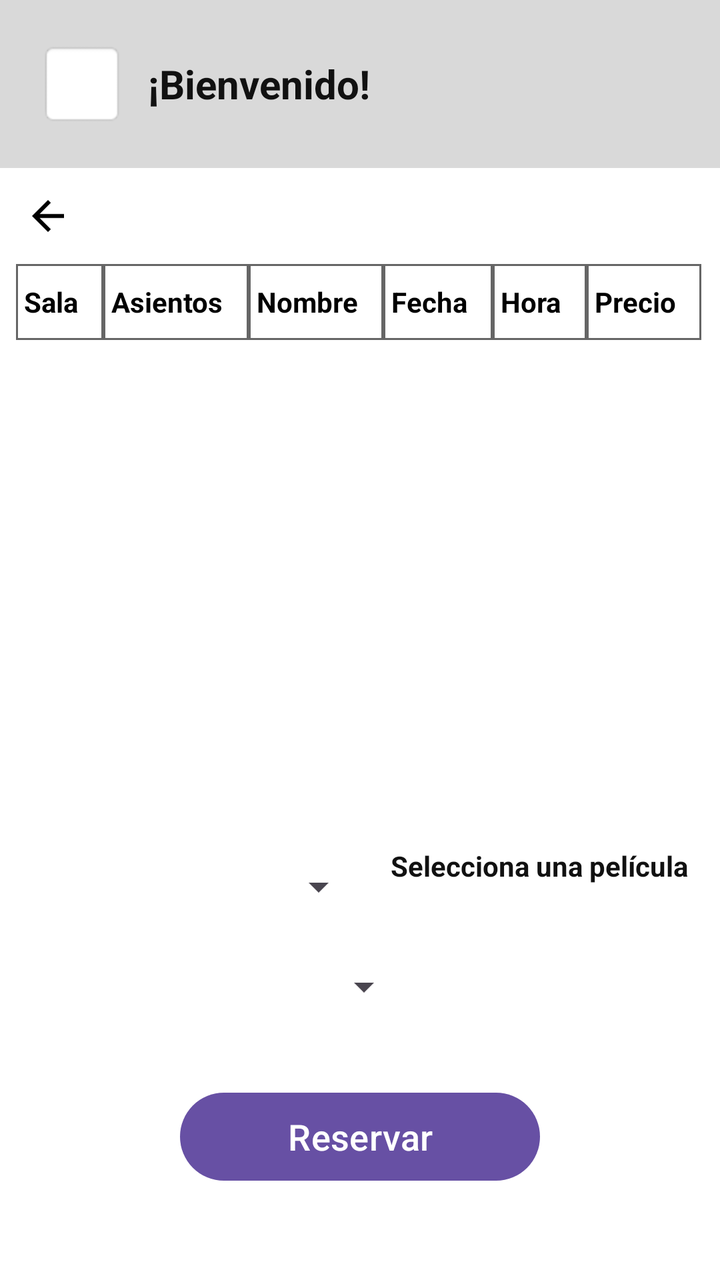
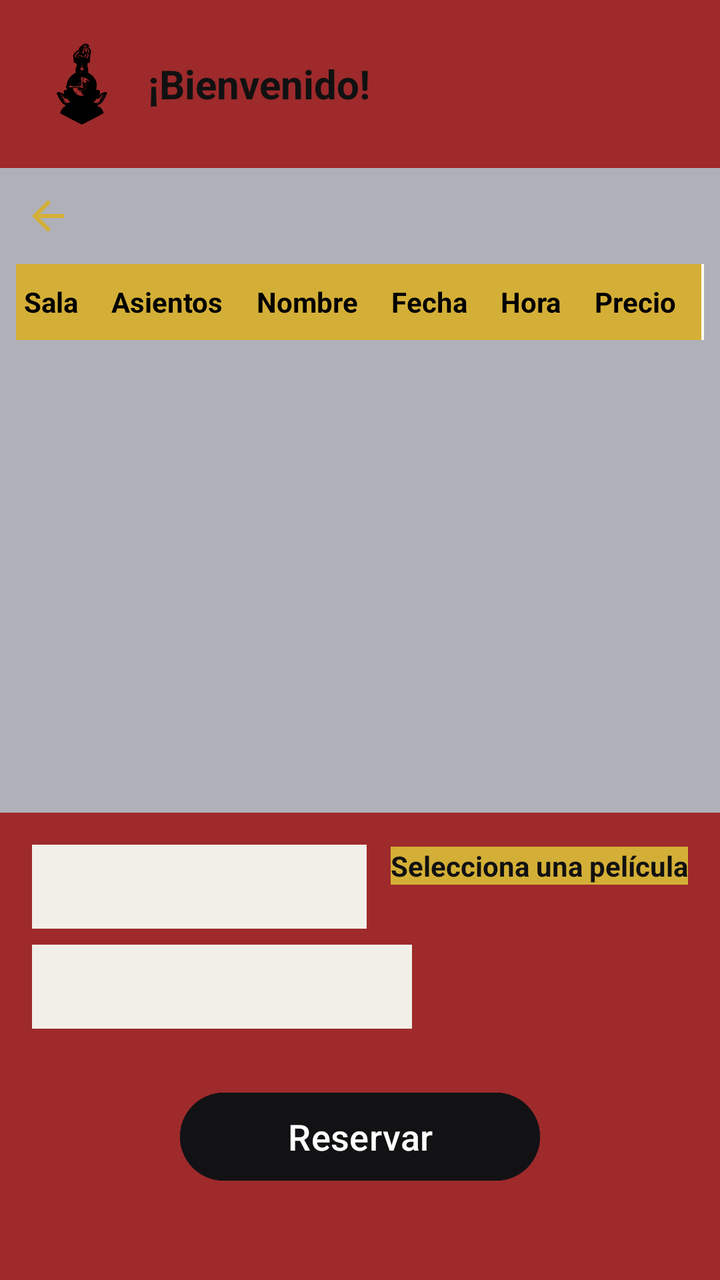

The first picture is an Android layout as it rendered before a commit; the second is the same layout after the commit. The layout source and the unified diff follow.
<!-- AndroidManifest.xml: application theme Theme.ProyectoFinal -->
<!-- res/layout/activity_interfaz_usuario.xml -->
<?xml version="1.0" encoding="utf-8"?>
<LinearLayout xmlns:android="http://schemas.android.com/apk/res/android"
    android:id="@+id/main"
    android:layout_width="match_parent"
    android:layout_height="match_parent"
    android:background="#FFFFFF"
    android:orientation="vertical">

    
    <LinearLayout
        android:layout_width="match_parent"
        android:layout_height="84dp"
        android:background="#D9D9D9"
        android:gravity="center_vertical"
        android:orientation="horizontal"
        android:paddingStart="20dp"
        android:paddingEnd="16dp">

        <TextView
            android:layout_width="42dp"
            android:layout_height="42dp"
            android:background="@android:drawable/editbox_background"
            android:gravity="center"
            android:text=" "
            android:textColor="#333333"
            android:textSize="28sp" />

        <TextView
            android:id="@+id/tvBienvenida"
            android:layout_width="wrap_content"
            android:layout_height="wrap_content"
            android:layout_marginStart="12dp"
            android:text="¡Bienvenido!"
            android:textColor="#111111"
            android:textSize="20sp"
            android:textStyle="bold" />
    </LinearLayout>

    <ImageButton
        android:id="@+id/btnVolver"
        android:layout_width="48dp"
        android:layout_height="48dp"
        android:background="?attr/selectableItemBackgroundBorderless"
        android:contentDescription="Cerrar sesión"
        android:scaleType="centerInside"
        android:src="@drawable/ic_arrow_back" />

    
    <HorizontalScrollView
        android:layout_width="match_parent"
        android:layout_height="0dp"
        android:layout_marginHorizontal="8dp"
        android:layout_weight="1"
        android:fillViewport="true"
        android:scrollbars="horizontal">

        <TableLayout
            android:id="@+id/tablaReservas"
            android:layout_width="wrap_content"
            android:layout_height="wrap_content"
            android:background="#FFFFFF"
            android:shrinkColumns="*"
            android:stretchColumns="*">

            <TableRow android:background="#FFFFFF">
                <TextView style="@style/TablaEncabezado" android:text="Sala" />
                <TextView style="@style/TablaEncabezado" android:text="Asientos" />
                <TextView style="@style/TablaEncabezado" android:text="Nombre" />
                <TextView style="@style/TablaEncabezado" android:text="Fecha" />
                <TextView style="@style/TablaEncabezado" android:text="Hora" />
                <TextView style="@style/TablaEncabezado" android:text="Precio" />
            </TableRow>
        </TableLayout>
    </HorizontalScrollView>

    
    <LinearLayout
        android:layout_width="match_parent"
        android:layout_height="wrap_content"
        android:orientation="vertical"
        android:padding="16dp"
        android:paddingBottom="24dp">

        <LinearLayout
            android:layout_width="match_parent"
            android:layout_height="wrap_content"
            android:gravity="center_vertical"
            android:orientation="horizontal">

            <Spinner
                android:id="@+id/spinnerFormaDePago"
                android:layout_width="0dp"
                android:layout_height="42dp"
                android:layout_weight="1" />

            <LinearLayout
                android:layout_width="wrap_content"
                android:layout_height="wrap_content"
                android:layout_marginStart="12dp"
                android:orientation="vertical">

                <TextView
                    android:id="@+id/tvPeliculaSeleccionada"
                    android:layout_width="wrap_content"
                    android:layout_height="wrap_content"
                    android:text="Selecciona una película"
                    android:textColor="#111111"
                    android:textStyle="bold" />

                <TextView
                    android:id="@+id/tvPrecioBase"
                    android:layout_width="wrap_content"
                    android:layout_height="wrap_content"
                    android:layout_marginTop="2dp"
                    android:text=""
                    android:textColor="#444444" />
            </LinearLayout>
        </LinearLayout>

        <Spinner
            android:id="@+id/spinnerPersonas"
            android:layout_width="190dp"
            android:layout_height="42dp"
            android:layout_marginTop="8dp" />

        <Button
            android:id="@+id/btnReservar"
            android:layout_width="180dp"
            android:layout_height="52dp"
            android:layout_gravity="center_horizontal"
            android:layout_marginTop="28dp"
            android:text="Reservar"
            android:textAllCaps="false"
            android:textSize="18sp" />

        <TextView
            android:id="@+id/tvEstado"
            android:layout_width="wrap_content"
            android:layout_height="wrap_content"
            android:layout_gravity="center_horizontal"
            android:layout_marginTop="8dp"
            android:gravity="center"
            android:text=""
            android:textSize="16sp" />
    </LinearLayout>
</LinearLayout>
<!-- resources referenced by this layout -->
<resources>
  <!-- drawable ic_arrow_back (drawable) -->
  <vector xmlns:android="http://schemas.android.com/apk/res/android" android:autoMirrored="true" android:height="24dp" android:tint="#000000" android:viewportHeight="960" android:viewportWidth="960" android:width="24dp">
        
      <path android:fillColor="@android:color/white" android:pathData="M313,520L537,744L480,800L160,480L480,160L537,216L313,440L800,440L800,520L313,520Z"/>
      
  </vector>
  <style name="TablaEncabezado">
          <item name="android:layout_width">wrap_content</item>
          <item name="android:layout_height">38dp</item>
          <item name="android:gravity">center_vertical</item>
          <item name="android:padding">4dp</item>
          <item name="android:textColor">#000000</item>
          <item name="android:textSize">14sp</item>
          <item name="android:textStyle">bold</item>
          <item name="android:background">@drawable/tabla_borde</item>
      </style>
  <style name="Theme.ProyectoFinal" parent="Base.Theme.ProyectoFinal" />
  <!-- drawable tabla_borde (drawable) -->
  <?xml version="1.0" encoding="utf-8"?>
  <shape xmlns:android="http://schemas.android.com/apk/res/android">
      <solid android:color="#FFFFFF" />
      <stroke android:width="1dp" android:color="#666666" />
  </shape>
  <style name="Base.Theme.ProyectoFinal" parent="Theme.Material3.DayNight.NoActionBar">
          
          
      </style>
</resources>

<!-- the commit's change to res/layout/activity_interfaz_usuario.xml (unified diff, before → after) -->
@@ -3,14 +3,14 @@
     android:id="@+id/main"
     android:layout_width="match_parent"
     android:layout_height="match_parent"
-    android:background="#FFFFFF"
+    android:background="@color/gris_claro"
     android:orientation="vertical">
 
     
     <LinearLayout
         android:layout_width="match_parent"
         android:layout_height="84dp"
-        android:background="#D9D9D9"
+        android:background="@color/rojo_carmesi"
         android:gravity="center_vertical"
         android:orientation="horizontal"
         android:paddingStart="20dp"
@@ -19,7 +19,7 @@
         <TextView
             android:layout_width="42dp"
             android:layout_height="42dp"
-            android:background="@android:drawable/editbox_background"
+            android:background="@drawable/limbus"
             android:gravity="center"
             android:text=" "
             android:textColor="#333333"
@@ -63,12 +63,18 @@
             android:stretchColumns="*">
 
             <TableRow android:background="#FFFFFF">
-                <TextView style="@style/TablaEncabezado" android:text="Sala" />
-                <TextView style="@style/TablaEncabezado" android:text="Asientos" />
-                <TextView style="@style/TablaEncabezado" android:text="Nombre" />
-                <TextView style="@style/TablaEncabezado" android:text="Fecha" />
-                <TextView style="@style/TablaEncabezado" android:text="Hora" />
-                <TextView style="@style/TablaEncabezado" android:text="Precio" />
+                <TextView style="@style/TablaEncabezado" android:text="Sala"
+                    android:background="@color/ambar"/>
+                <TextView style="@style/TablaEncabezado" android:text="Asientos"
+                    android:background="@color/ambar"/>
+                <TextView style="@style/TablaEncabezado" android:text="Nombre"
+                    android:background="@color/ambar"/>
+                <TextView style="@style/TablaEncabezado" android:text="Fecha"
+                    android:background="@color/ambar"/>
+                <TextView style="@style/TablaEncabezado" android:text="Hora"
+                    android:background="@color/ambar"/>
+                <TextView style="@style/TablaEncabezado" android:text="Precio"
+                    android:background="@color/ambar"/>
             </TableRow>
         </TableLayout>
     </HorizontalScrollView>
@@ -79,7 +85,8 @@
         android:layout_height="wrap_content"
         android:orientation="vertical"
         android:padding="16dp"
-        android:paddingBottom="24dp">
+        android:paddingBottom="24dp"
+        android:background="@color/rojo_carmesi">
 
         <LinearLayout
             android:layout_width="match_parent"
@@ -91,7 +98,8 @@
                 android:id="@+id/spinnerFormaDePago"
                 android:layout_width="0dp"
                 android:layout_height="42dp"
-                android:layout_weight="1" />
+                android:layout_weight="1"
+                android:background="@color/marfil"/>
 
             <LinearLayout
                 android:layout_width="wrap_content"
@@ -105,7 +113,8 @@
                     android:layout_height="wrap_content"
                     android:text="Selecciona una película"
                     android:textColor="#111111"
-                    android:textStyle="bold" />
+                    android:textStyle="bold"
+                    android:background="@color/ambar"/>
 
                 <TextView
                     android:id="@+id/tvPrecioBase"
@@ -113,7 +122,7 @@
                     android:layout_height="wrap_content"
                     android:layout_marginTop="2dp"
                     android:text=""
-                    android:textColor="#444444" />
+                    android:textColor="@color/ambar" />
             </LinearLayout>
         </LinearLayout>
 
@@ -121,7 +130,8 @@
             android:id="@+id/spinnerPersonas"
             android:layout_width="190dp"
             android:layout_height="42dp"
-            android:layout_marginTop="8dp" />
+            android:layout_marginTop="8dp"
+            android:background="@color/marfil"/>
 
         <Button
             android:id="@+id/btnReservar"
@@ -131,7 +141,8 @@
             android:layout_marginTop="28dp"
             android:text="Reservar"
             android:textAllCaps="false"
-            android:textSize="18sp" />
+            android:textSize="18sp"
+            android:backgroundTint="@color/carbon_oscuro"/>
 
         <TextView
             android:id="@+id/tvEstado"
<!-- resource entries referenced after the edit -->
@@ -1,11 +1,17 @@
 <!-- resources referenced by this layout -->
 <resources>
+  <color name="ambar">#D4AF37</color>
+  <color name="carbon_oscuro">#121215</color>
+  <color name="gris_claro">#B0B0B8</color>
+  <color name="marfil">#F2EFE9</color>
+  <color name="rojo_carmesi">#9E2A2B</color>
   <!-- drawable ic_arrow_back (drawable) -->
-  <vector xmlns:android="http://schemas.android.com/apk/res/android" android:autoMirrored="true" android:height="24dp" android:tint="#000000" android:viewportHeight="960" android:viewportWidth="960" android:width="24dp">
+  <vector xmlns:android="http://schemas.android.com/apk/res/android" android:autoMirrored="true" android:height="24dp" android:tint="@color/ambar" android:viewportHeight="960" android:viewportWidth="960" android:width="24dp">
         
       <path android:fillColor="@android:color/white" android:pathData="M313,520L537,744L480,800L160,480L480,160L537,216L313,440L800,440L800,520L313,520Z"/>
       
   </vector>
+  <!-- drawable limbus: vector/xml drawable (drawable, 12008 chars, omitted) -->
   <style name="TablaEncabezado">
           <item name="android:layout_width">wrap_content</item>
           <item name="android:layout_height">38dp</item>
